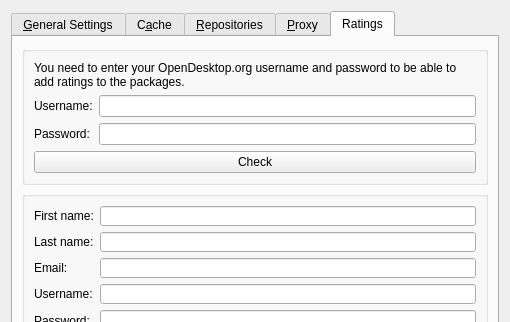
The window that playground/intern/2011/package-rating/package-manager/manager/ui/settingsdialog.ui (pars-linux/uludag) describes before a commit, drawn with Qt 5; both pictures show x 0 to 510 and y 0 to 322 of the 510 by 482 pixel window.
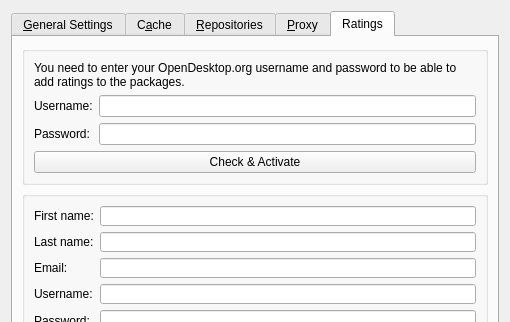
The same window after the commit. The open tabs and pages were chosen to show the change. Icons and pictures are not drawn.

Commit message:
Update UI when user logged in
BUG:COMMENT:18992

The edit to the form file:
```diff
--- a/playground/intern/2011/package-rating/package-manager/manager/ui/settingsdialog.ui
+++ b/playground/intern/2011/package-rating/package-manager/manager/ui/settingsdialog.ui
@@ -902,7 +902,7 @@
           <item row="2" column="0">
            <widget class="QPushButton" name="opendesktop_login_check">
             <property name="text">
-             <string>Check</string>
+             <string>Check &amp;&amp; Activate</string>
             </property>
            </widget>
           </item>
```
The commit also changes 1 other file.
